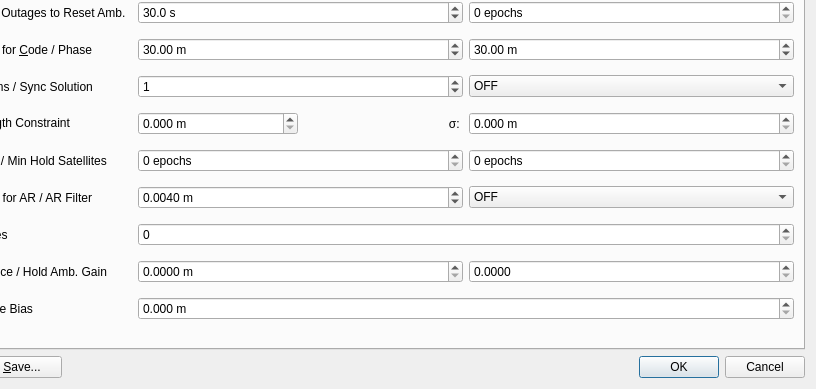
The window that app/qtapp/appcmn_qt/navi_post_opt.ui (zvictorliu/RTKLIB_EX) describes before a commit, drawn with Qt 5; both pictures show x 115 to 931 and y 237 to 626 of the 931 by 626 pixel window.
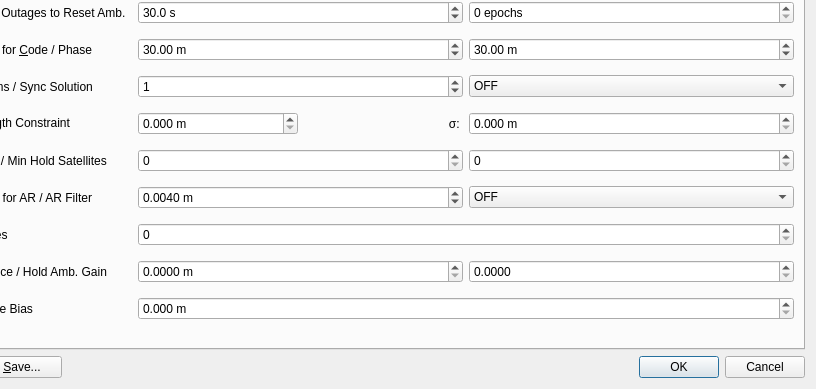
The same window after the commit. Icons and pictures are not drawn. Custom widgets are drawn as their Qt base class.

Commit message: Remove incorrect "epochs" suffix for "sBMinFixSats" and "sBMinHoldSats"

What changed in the file:
```diff
--- a/app/qtapp/appcmn_qt/navi_post_opt.ui
+++ b/app/qtapp/appcmn_qt/navi_post_opt.ui
@@ -792,9 +792,6 @@
          <property name="toolTip">
           <string>&lt;html&gt;&lt;head/&gt;&lt;body&gt;&lt;p&gt;Minimum ambiguities required for fix (option: &lt;span style=&quot; font-style:italic;&quot;&gt;pos2-minfixsats&lt;/span&gt;).&lt;/p&gt;&lt;/body&gt;&lt;/html&gt;</string>
          </property>
-         <property name="suffix">
-          <string> epochs</string>
-         </property>
         </widget>
        </item>
        <item row="16" column="1">
@@ -1087,9 +1084,6 @@
          <property name="toolTip">
           <string>&lt;html&gt;&lt;head/&gt;&lt;body&gt;&lt;p&gt;Minimum ambiguities required for hold (option: &lt;span style=&quot; font-style:italic;&quot;&gt;pos2-minholdsats&lt;/span&gt;).&lt;/p&gt;&lt;/body&gt;&lt;/html&gt;</string>
          </property>
-         <property name="suffix">
-          <string> epochs</string>
-         </property>
         </widget>
        </item>
        <item row="2" column="2" colspan="2">
```
